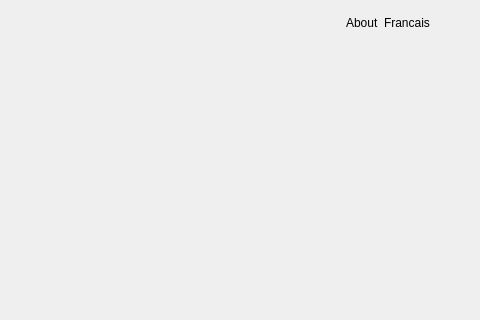
Old version of the form ui/windows.ui in the repository Covalia/standalone-deployer; both pictures show x 220 to 700 and y 0 to 320 of the 700 by 450 pixel window.
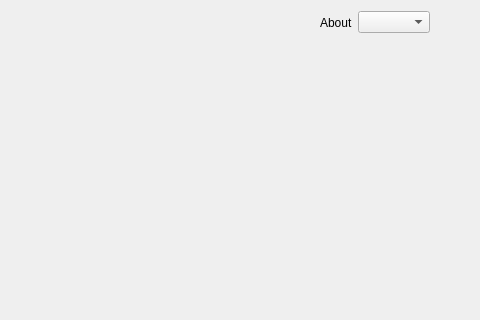
New version of the form. Icons and pictures are not drawn.

Patch:
```diff
--- a/ui/windows.ui
+++ b/ui/windows.ui
@@ -140,12 +140,79 @@
             </widget>
            </item>
            <item>
-            <widget class="QLabel" name="labelLanguage">
+            <widget class="QComboBox" name="comboBoxLanguage">
              <property name="styleSheet">
-              <string notr="true">color : @color-text-gray;</string>
+              <string notr="true">QComboBox
+{
+    subcontrol-origin: padding;
+    subcontrol-position: top right;
+    selection-background-color: gray;
+    background-color: transparent;
+    border-style: solid;
+    padding: 1px 0px 1px 20px;
+	text-align: center;
+}
+
+
+QComboBox:hover, QPushButton:hover
+{
+	color: @color-text-gray;
+	background-color: @color-panel-background;
+}
+
+
+
+QComboBox:!on
+{
+    color:  @color-text-gray;
+    background-color: transparent;
+}
+
+QComboBox QAbstractItemView{
+	padding : 10px;
+	background-color: #2d364c;
+	text-align: center;
+}
+
+QComboBox QAbstractItemView::item 
+{
+	min-height: 25px; 
+	min-width: 50px;
+	color : gray;
+	background-color: #2d364c;
+	border:0px;
+	text-align: center;
+}
+
+QListView::item:selected { 
+	border-radius: 5px;
+	border: 1px solid #FFFFFF;
+	color : white;
+}
+
+QListView {
+    outline: 0;
+	text-align: center;
+}
+
+QComboBox::drop-down
+{
+	subcontrol-origin: padding;
+     subcontrol-position: top right;
+     width: 10px;
+     border: 0px;
+	padding-left: 5px;
+ }
+
+QComboBox::down-arrow
+{
+     image: url(:/resources/down.png) ;
+     width: 10px;
+     height: 7px;
+}</string>
              </property>
-             <property name="text">
-              <string>Francais</string>
+             <property name="currentText">
+              <string/>
              </property>
             </widget>
            </item>
```
